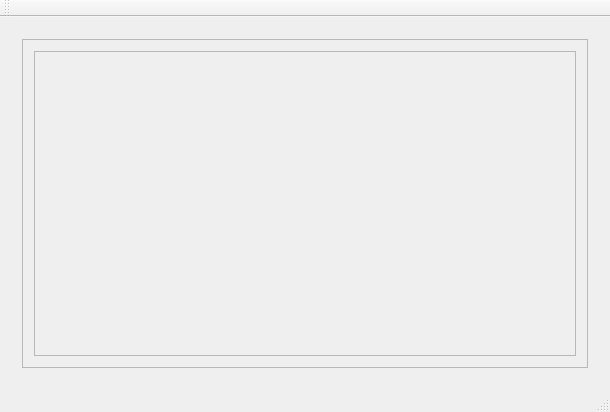
Before: the Qt Designer form gamingWorkout/mainwindow.ui in afonsonf/gamingworkout, drawn with Qt 5.
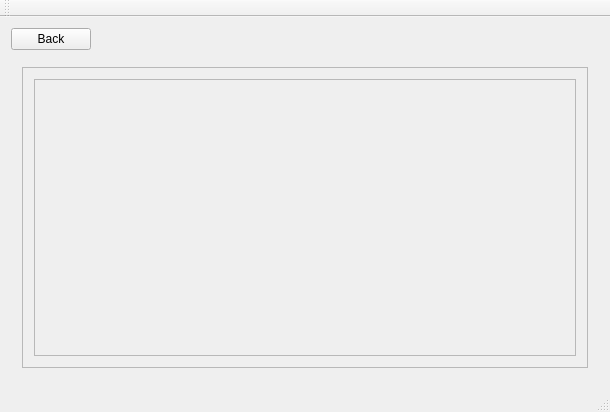
After: the same form once the commit is applied.

Commit message: mainwindow changing windows

```diff
--- a/gamingWorkout/mainwindow.ui
+++ b/gamingWorkout/mainwindow.ui
@@ -15,6 +15,25 @@
   </property>
   <widget class="QWidget" name="centralWidget">
    <layout class="QVBoxLayout" name="verticalLayout">
+    <item>
+     <widget class="QPushButton" name="back">
+      <property name="sizePolicy">
+       <sizepolicy hsizetype="Fixed" vsizetype="Fixed">
+        <horstretch>0</horstretch>
+        <verstretch>0</verstretch>
+       </sizepolicy>
+      </property>
+      <property name="minimumSize">
+       <size>
+        <width>50</width>
+        <height>0</height>
+       </size>
+      </property>
+      <property name="text">
+       <string>Back</string>
+      </property>
+     </widget>
+    </item>
     <item>
      <widget class="QStackedWidget" name="stackedWidget">
       <widget class="QWidget" name="page">
@@ -39,7 +58,7 @@
                 <x>0</x>
                 <y>0</y>
                 <width>552</width>
-                <height>293</height>
+                <height>262</height>
                </rect>
               </property>
               <layout class="QHBoxLayout" name="horizontalLayout">
```
Left out of the diff: 5 changed lines with no effect on the pictures. The commit also changes 3 other files.
